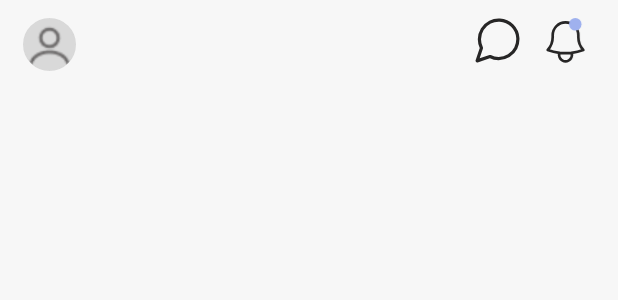
After one commit to IARA-TECH/app-mobile, an Android app: the layout toolbar_custom.xml on its own in the app's theme, with its tools: preview values and no code run, on a phone screen of 412 x 824 dp. The commit adds this screen. Shown: the top 300 px of the screen. Run offline under Robolectric (Android 15) with nearby library versions, the phone set to English and light mode, and no system bars.

Commit message:
feat(app-iara): implementa tela do chatbot e barra de ferramentas personalizada

```diff
--- a/app/src/main/AndroidManifest.xml
+++ b/app/src/main/AndroidManifest.xml
@@ -12,6 +12,9 @@
         android:supportsRtl="true"
         android:theme="@style/Theme.Appiara"
         tools:targetApi="31">
+        <activity
+            android:name=".ui.chat.ChabotActivity"
+            android:exported="false" />
         <activity
             android:name=".ui.inicio.EmailEnviadoActivity"
             android:exported="false" />
--- /dev/null
+++ b/app/src/main/res/drawable/chatbot.xml
@@ -0,0 +1,13 @@
+<vector xmlns:android="http://schemas.android.com/apk/res/android"
+    android:width="21dp"
+    android:height="21dp"
+    android:viewportWidth="21"
+    android:viewportHeight="21">
+  <path
+      android:pathData="M20,9.972C20.004,11.365 19.678,12.74 19.05,13.983C18.305,15.474 17.16,16.727 15.743,17.603C14.326,18.479 12.694,18.944 11.028,18.944C9.635,18.948 8.26,18.623 7.017,17.994L1,20L3.006,13.983C2.377,12.74 2.052,11.365 2.056,9.972C2.056,8.306 2.521,6.673 3.397,5.257C4.273,3.84 5.526,2.695 7.017,1.95C8.26,1.322 9.635,0.996 11.028,1H11.556C13.756,1.121 15.834,2.05 17.392,3.608C18.95,5.166 19.879,7.244 20,9.444V9.972Z"
+      android:strokeLineJoin="round"
+      android:strokeWidth="1.5"
+      android:fillColor="#00000000"
+      android:strokeColor="#272626"
+      android:strokeLineCap="round"/>
+</vector>
--- /dev/null
+++ b/app/src/main/res/drawable/notify.xml
@@ -0,0 +1,16 @@
+<vector xmlns:android="http://schemas.android.com/apk/res/android"
+    android:width="22dp"
+    android:height="25dp"
+    android:viewportWidth="22"
+    android:viewportHeight="25">
+  <path
+      android:pathData="M14.438,19.349C16.68,19.084 18.882,18.555 21,17.773C19.207,15.786 18.216,13.204 18.219,10.528V9.625C18.219,7.711 17.459,5.874 16.105,4.521C14.751,3.167 12.915,2.406 11.001,2.406C9.086,2.406 7.25,3.167 5.896,4.521C4.542,5.874 3.782,7.711 3.782,9.625V10.528C3.785,13.204 2.794,15.786 1,17.773C3.085,18.543 5.283,19.078 7.563,19.349M14.438,19.349C12.154,19.62 9.847,19.62 7.563,19.349M14.438,19.349C14.611,19.89 14.655,20.465 14.564,21.026C14.473,21.587 14.251,22.119 13.916,22.578C13.581,23.037 13.143,23.41 12.636,23.668C12.129,23.925 11.569,24.06 11.001,24.06C10.432,24.06 9.872,23.925 9.365,23.668C8.859,23.41 8.42,23.037 8.085,22.578C7.75,22.119 7.528,21.587 7.437,21.026C7.347,20.465 7.39,19.89 7.563,19.349"
+      android:strokeLineJoin="round"
+      android:strokeWidth="1.5"
+      android:fillColor="#00000000"
+      android:strokeColor="#272626"
+      android:strokeLineCap="round"/>
+  <path
+      android:pathData="M16.5,3.5m-3.5,0a3.5,3.5 0,1 1,7 0a3.5,3.5 0,1 1,-7 0"
+      android:fillColor="#9FB1EE"/>
+</vector>
--- /dev/null
+++ b/app/src/main/res/layout/toolbar_custom.xml
@@ -0,0 +1,40 @@
+<?xml version="1.0" encoding="utf-8"?>
+<androidx.constraintlayout.widget.ConstraintLayout xmlns:android="http://schemas.android.com/apk/res/android"
+    android:layout_width="match_parent"
+    android:layout_height="match_parent"
+    xmlns:app="http://schemas.android.com/apk/res-auto">
+
+    <com.google.android.material.imageview.ShapeableImageView
+        android:id="@+id/imgPerfilToolbar"
+        android:layout_width="35dp"
+        android:layout_height="35dp"
+        android:layout_marginStart="15dp"
+        android:layout_marginTop="12dp"
+        android:background="#D8D8D8"
+        android:src="@drawable/profilecircle"
+        app:layout_constraintStart_toStartOf="parent"
+        app:layout_constraintTop_toTopOf="parent"
+        app:shapeAppearanceOverlay="@style/circular" />
+
+    <ImageView
+        android:id="@+id/iconChatBotToolbar"
+        android:layout_width="30dp"
+        android:layout_height="30dp"
+        android:layout_marginTop="12dp"
+        android:layout_marginEnd="15dp"
+        android:src="@drawable/chatbot"
+        app:layout_constraintEnd_toStartOf="@+id/iconNotifyToolbar"
+        app:layout_constraintTop_toTopOf="parent" />
+
+    <ImageView
+        android:id="@+id/iconNotifyToolbar"
+        android:layout_width="30dp"
+        android:layout_height="30dp"
+        android:layout_marginTop="12dp"
+        android:layout_marginEnd="20dp"
+        android:src="@drawable/notify"
+        app:layout_constraintEnd_toEndOf="parent"
+        app:layout_constraintTop_toTopOf="parent" />
+
+
+</androidx.constraintlayout.widget.ConstraintLayout>
--- a/app/src/main/res/values/colors.xml
+++ b/app/src/main/res/values/colors.xml
@@ -3,4 +3,5 @@
     <color name="branco_background">#F7F7F7</color>
     <color name="texto_padrao">#272626</color>
     <color name="checkbox_personalizado">#87A5D8</color>">
+    <color name="white">#FFFF</color>
 </resources>
--- a/app/src/main/res/values/themes.xml
+++ b/app/src/main/res/values/themes.xml
@@ -8,4 +8,11 @@
         <item name="android:colorControlHighlight">@android:color/transparent</item>
         <item name="colorControlActivated">#87A5D8</item>
     </style>
+
+    <style name="circular" parent="">
+        <item name="cornerFamily">rounded</item>
+        <item name="cornerSize">50%</item>
+        <item name="color">@color/white</item>
+    </style>
+
 </resources>
```
Also changed, not shown: app/src/main/java/com/mobile/app_iara/ui/chat/ChabotActivity.kt (added, +21 -0 lines), app/src/main/res/layout/activity_chabot.xml (added, +318 -0 lines), app/src/main/res/layout/fragment_home.xml (+5 -9 lines), app/src/main/res/drawable/profilecircle.png (added).
